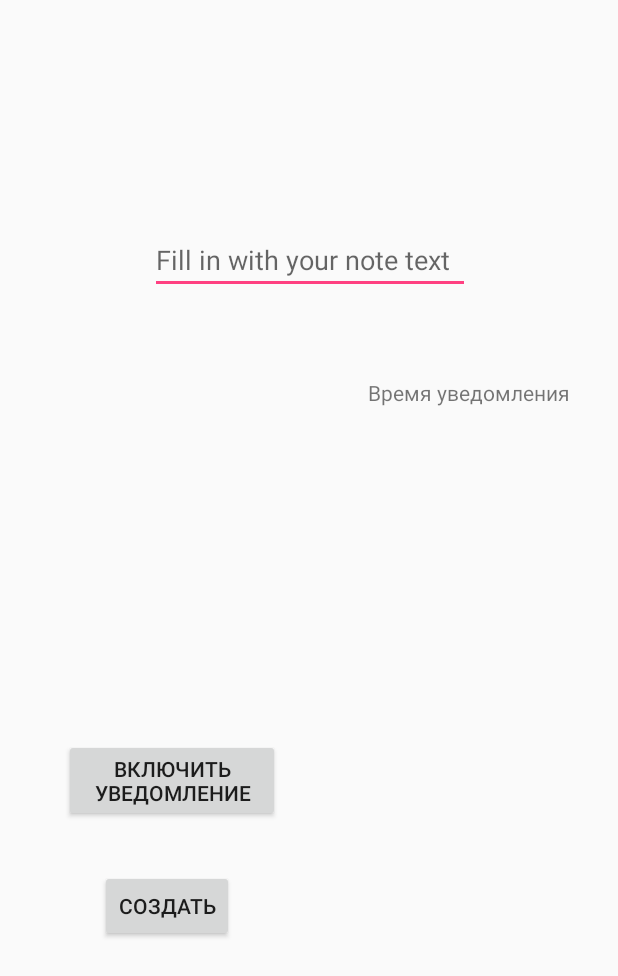
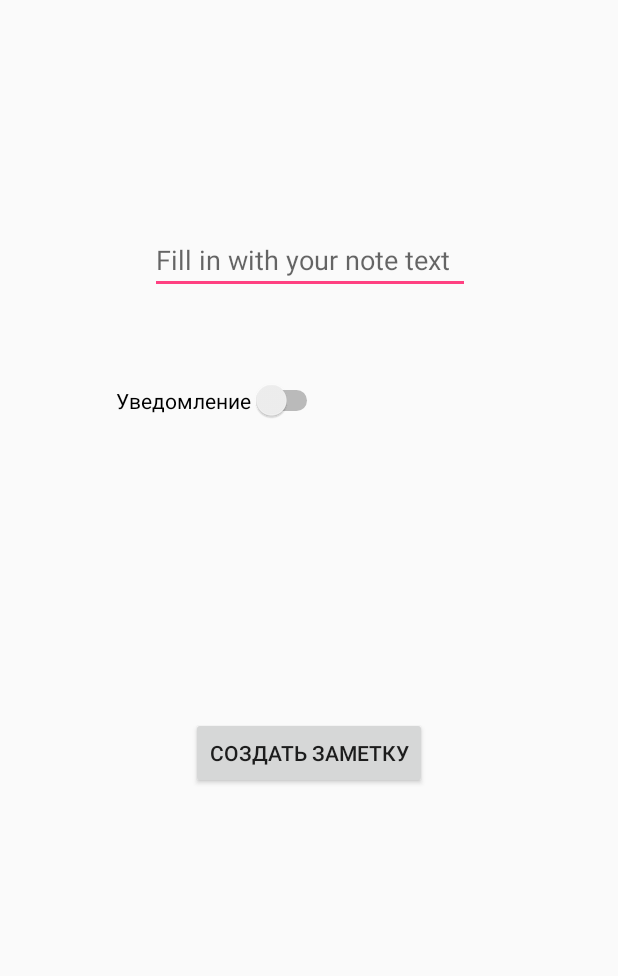
Before and after one commit to andrey244233/NotesApp, an Android app: the layout activity_add_new_note.xml on its own in the app's theme, with its tools: preview values and no code run, on a phone screen of 412 x 824 dp. Shown: the top 976 px of the screen. Run offline under Robolectric (Android 15) with nearby library versions, the phone set to English and light mode, and no system bars.

Commit message:
commit all work fine

```diff
--- a/app/src/main/java/com/example/admin/notesapp/MainActivityPackage/MainActivityInterface.java
+++ b/app/src/main/java/com/example/admin/notesapp/MainActivityPackage/MainActivityInterface.java
@@ -8,5 +8,5 @@ import java.util.Date;
 public interface MainActivityInterface {
 
     void returnNotesFromRealm(ArrayList<Note> notes);
-    //void returnData(String text, Date date);
+
 }
--- a/app/src/main/res/layout/activity_add_new_note.xml
+++ b/app/src/main/res/layout/activity_add_new_note.xml
@@ -25,45 +25,75 @@
         app:layout_constraintTop_toTopOf="parent"
         app:layout_constraintVertical_bias="0.187" />
 
-    <Button
-        android:id="@+id/btn_set_notification"
-        android:layout_width="wrap_content"
+    <LinearLayout
+        android:id="@+id/linearLayout2"
+        android:layout_width="match_parent"
         android:layout_height="wrap_content"
-        android:layout_marginBottom="276dp"
+        android:layout_marginBottom="8dp"
         android:layout_marginEnd="8dp"
-        android:layout_marginStart="36dp"
-        android:layout_marginTop="32dp"
-        android:ems="9"
-        android:text="Включить уведомление"
+        android:layout_marginStart="8dp"
+        android:layout_marginTop="108dp"
+        android:orientation="horizontal"
         app:layout_constraintBottom_toBottomOf="parent"
-        app:layout_constraintEnd_toStartOf="@+id/tv_time_and_date"
-        app:layout_constraintHorizontal_bias="0.115"
+        app:layout_constraintEnd_toEndOf="parent"
         app:layout_constraintStart_toStartOf="parent"
-        app:layout_constraintTop_toBottomOf="@+id/editText"
-        app:layout_constraintVertical_bias="0.0" />
+        app:layout_constraintTop_toBottomOf="@+id/ed_text"
+        app:layout_constraintVertical_bias="0.0">
+
+        <Button
+            android:visibility="gone"
+            android:id="@+id/btn_set_notification"
+            android:layout_width="0dp"
+            android:layout_height="wrap_content"
+            android:layout_weight="1.1"
+            android:ems="9"
+            android:onClick="setNotification"
+            android:text="Включить уведомление" />
+
+        <TextView
+            android:visibility="gone"
+            android:id="@+id/tv_time_and_date"
+            android:layout_width="0dp"
+            android:layout_height="wrap_content"
+            android:layout_weight="2"
+            android:gravity="center_horizontal"
+            android:text="Время уведомления" />
+    </LinearLayout>
 
     <Button
         android:id="@+id/btn_submit"
         android:layout_width="wrap_content"
-        android:layout_height="0dp"
-        android:layout_marginBottom="196dp"
-        android:layout_marginEnd="256dp"
-        android:layout_marginStart="36dp"
-        android:text="Создать"
+        android:layout_height="wrap_content"
+        android:layout_marginBottom="132dp"
+        android:layout_marginEnd="8dp"
+        android:layout_marginStart="8dp"
+        android:layout_marginTop="8dp"
+        android:layout_weight="1"
+        android:onClick="submitNote"
+        android:text="Создать заметку"
         app:layout_constraintBottom_toBottomOf="parent"
         app:layout_constraintEnd_toEndOf="parent"
-        app:layout_constraintHorizontal_bias="1.0"
-        app:layout_constraintStart_toStartOf="parent" />
+        app:layout_constraintHorizontal_bias="0.501"
+        app:layout_constraintStart_toStartOf="parent"
+        app:layout_constraintTop_toBottomOf="@+id/linearLayout2" />
 
-    <TextView
-        android:id="@+id/tv_time_and_date"
+    <Switch
+        android:id="@+id/switch_notification"
         android:layout_width="wrap_content"
         android:layout_height="wrap_content"
+        android:layout_marginBottom="8dp"
         android:layout_marginEnd="8dp"
-        android:layout_marginTop="56dp"
-        android:text="Время уведомления"
+        android:layout_marginStart="8dp"
+        android:layout_marginTop="8dp"
+        android:text="Уведомление"
+        android:textOff="вкл"
+        android:textOn="выкл"
+        app:layout_constraintBottom_toTopOf="@+id/linearLayout2"
         app:layout_constraintEnd_toEndOf="parent"
-        app:layout_constraintHorizontal_bias="0.789"
-        app:layout_constraintStart_toEndOf="@+id/btn_submit"
-        app:layout_constraintTop_toBottomOf="@+id/ed_text" />
+        app:layout_constraintHorizontal_bias="0.269"
+        app:layout_constraintStart_toStartOf="parent"
+        app:layout_constraintTop_toBottomOf="@+id/ed_text"
+        app:layout_constraintVertical_bias="0.765" />
+
+
 </android.support.constraint.ConstraintLayout>
```
Also changed, not shown: app/src/main/java/com/example/admin/notesapp/AddNewNotePackage/AddEditNoteActivityPresenter.java (added, +34 -0 lines), app/src/main/java/com/example/admin/notesapp/AddNewNotePackage/AddNewNoteActivity.java (+73 -142 lines), app/src/main/java/com/example/admin/notesapp/AddNewNotePackage/DatePickerFragment.java (added, +42 -0 lines), app/src/main/java/com/example/admin/notesapp/AddNewNotePackage/TimePickerDialog.java (added, +33 -0 lines), app/src/main/java/com/example/admin/notesapp/Data/RealmDB.java (+21 -80 lines), app/src/main/java/com/example/admin/notesapp/MainActivityPackage/MainActivity.java (+30 -35 lines), app/src/main/java/com/example/admin/notesapp/MainActivityPackage/MainActivityPresenter.java (+9 -44 lines), app/src/main/res/drawable/splash.xml (added, +13 -0 lines).
